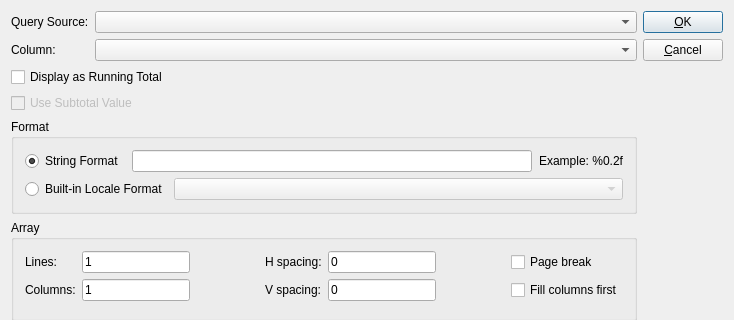
Above: OpenRPT/wrtembed/fieldeditor.ui from mmicr001/openrpt before the change; both pictures show x 0 to 734 and y 0 to 320 of the 734 by 760 pixel window. Below: the same form after it.
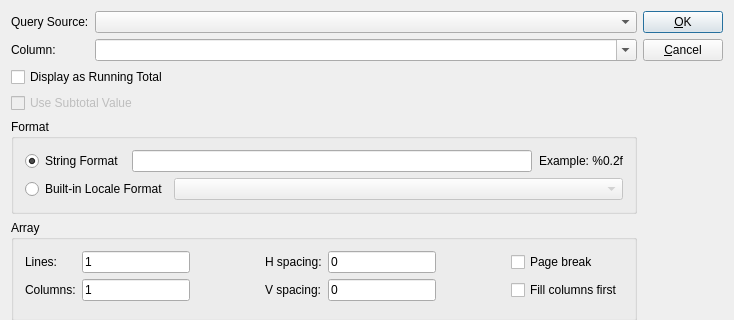
That is the form after the change. Custom widgets are drawn as their Qt base class.

Commit message: allow user to type column name without losing it

```diff
--- a/OpenRPT/wrtembed/fieldeditor.ui
+++ b/OpenRPT/wrtembed/fieldeditor.ui
@@ -91,7 +91,7 @@
           </sizepolicy>
          </property>
          <property name="editable">
-          <bool>false</bool>
+          <bool>true</bool>
          </property>
         </widget>
        </item>
```
The commit also changes 2 other files.
